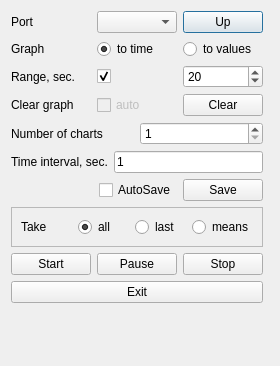
Above: src/info_dialog.ui from new99/Recorder_for_MCU before the change. Below: the same form after it.
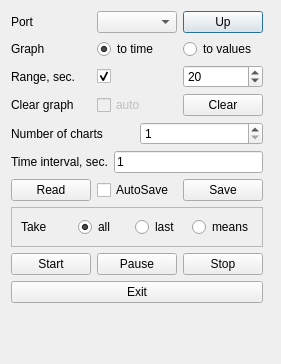
That is the form after the change.

Commit message: - Добавлена кнопка "Read" для просмотра предыдущей работы сохраненного в файле. - Добавлена возможность манипуляции графиков с помощью мыши и клавиатуры: 1) левая кнопка мыши приближает выделенный участок; 2) правая кнопка мыши увеличивает область видимости; 3) средняя кнопка мыши и стрелочки на клавиатуре сдвигает область видимости; 4) ‘+’, ’-’ на клавиатуре уменьшают и увеличивают область видимости. - Исправлены некоторые ошибки и оптимизирована работа.

Patch:
```diff
--- a/src/info_dialog.ui
+++ b/src/info_dialog.ui
@@ -6,8 +6,8 @@
    <rect>
     <x>0</x>
     <y>0</y>
-    <width>280</width>
-    <height>366</height>
+    <width>281</width>
+    <height>364</height>
    </rect>
   </property>
   <property name="sizePolicy">
@@ -19,10 +19,8 @@
   <property name="windowTitle">
    <string>Settings</string>
   </property>
-  <layout class="QGridLayout" name="gridLayout_2">
-   <item row="0" column="0">
     <layout class="QGridLayout" name="gridLayout">
-     <item row="0" column="0" colspan="2">
+   <item row="0" column="0">
       <layout class="QHBoxLayout" name="horizontalLayout_7">
        <item>
         <widget class="QLabel" name="label">
@@ -43,7 +41,20 @@
        </item>
       </layout>
      </item>
-     <item row="1" column="0" colspan="2">
+   <item row="0" column="1">
+    <spacer name="horizontalSpacer">
+     <property name="orientation">
+      <enum>Qt::Horizontal</enum>
+     </property>
+     <property name="sizeHint" stdset="0">
+      <size>
+       <width>2</width>
+       <height>20</height>
+      </size>
+     </property>
+    </spacer>
+   </item>
+   <item row="1" column="0">
       <layout class="QHBoxLayout" name="horizontalLayout_5">
        <item>
         <widget class="QLabel" name="label_4">
@@ -71,7 +82,7 @@
        </item>
       </layout>
      </item>
-     <item row="2" column="0" colspan="2">
+   <item row="2" column="0">
       <layout class="QHBoxLayout" name="horizontalLayout_8">
        <item>
         <widget class="QLabel" name="label_6">
@@ -105,7 +116,7 @@
        </item>
       </layout>
      </item>
-     <item row="3" column="0" colspan="2">
+   <item row="3" column="0">
       <layout class="QHBoxLayout" name="horizontalLayout_4">
        <item>
         <widget class="QLabel" name="label_5">
@@ -145,7 +156,7 @@
        </item>
       </layout>
      </item>
-     <item row="4" column="0" colspan="2">
+   <item row="4" column="0">
       <layout class="QHBoxLayout" name="horizontalLayout_6">
        <item>
         <widget class="QLabel" name="label_2">
@@ -166,7 +177,7 @@
        </item>
       </layout>
      </item>
-     <item row="5" column="0" colspan="2">
+   <item row="5" column="0">
       <layout class="QHBoxLayout" name="horizontalLayout_2">
        <item>
         <widget class="QLabel" name="label_3">
@@ -184,8 +195,15 @@
        </item>
       </layout>
      </item>
-     <item row="6" column="1">
+   <item row="6" column="0">
       <layout class="QHBoxLayout" name="horizontalLayout_9">
+     <item>
+      <widget class="QPushButton" name="Read_pushButton">
+       <property name="text">
+        <string>Read</string>
+       </property>
+      </widget>
+     </item>
        <item>
         <widget class="QCheckBox" name="save_checkBox">
          <property name="text">
@@ -202,7 +220,7 @@
        </item>
       </layout>
      </item>
-     <item row="7" column="0" colspan="2">
+   <item row="7" column="0">
       <widget class="QFrame" name="frame">
        <property name="frameShape">
         <enum>QFrame::StyledPanel</enum>
@@ -245,7 +263,7 @@
        </layout>
       </widget>
      </item>
-     <item row="8" column="0" colspan="2">
+   <item row="8" column="0">
       <layout class="QHBoxLayout" name="horizontalLayout">
        <item>
         <widget class="QPushButton" name="start_pushButton">
@@ -270,7 +288,7 @@
        </item>
       </layout>
      </item>
-     <item row="9" column="0" colspan="2">
+   <item row="9" column="0">
       <layout class="QHBoxLayout" name="horizontalLayout_3">
        <item>
         <widget class="QPushButton" name="pushButton">
@@ -294,22 +312,7 @@
        </property>
       </widget>
      </item>
-    </layout>
-   </item>
-   <item row="0" column="1">
-    <spacer name="horizontalSpacer">
-     <property name="orientation">
-      <enum>Qt::Horizontal</enum>
-     </property>
-     <property name="sizeHint" stdset="0">
-      <size>
-       <width>2</width>
-       <height>20</height>
-      </size>
-     </property>
-    </spacer>
-   </item>
-   <item row="1" column="0">
+   <item row="11" column="0">
     <spacer name="verticalSpacer">
      <property name="orientation">
       <enum>Qt::Vertical</enum>
```
Lines whose indentation alone changed are shown as unchanged. The commit also changes 8 other files.
